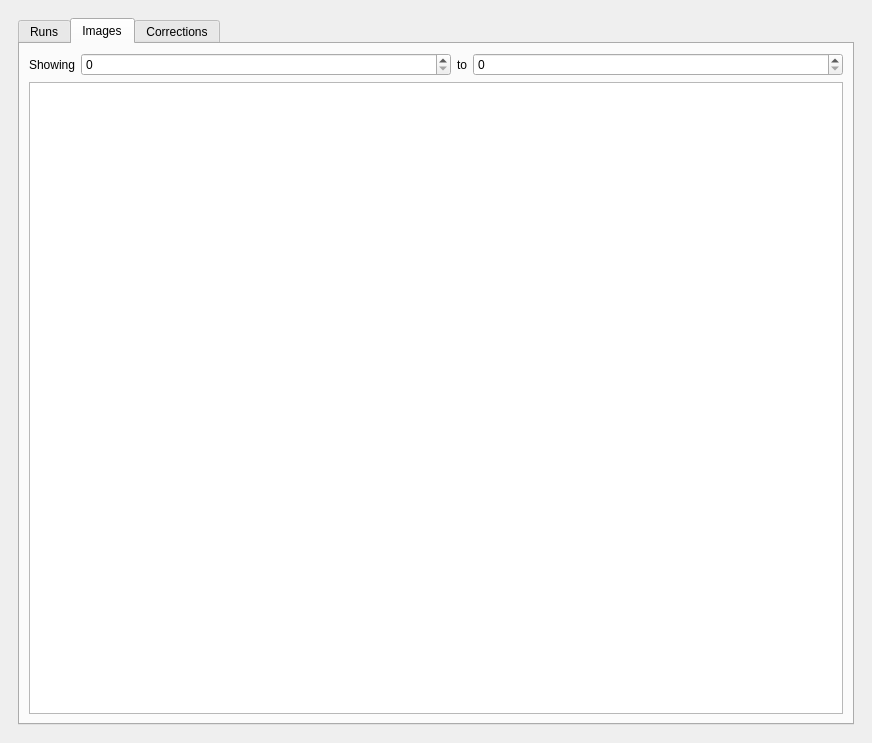
Qt form image_loader_dockwidget_base.ui (Drew973/PTS_image_loader) before a commit.
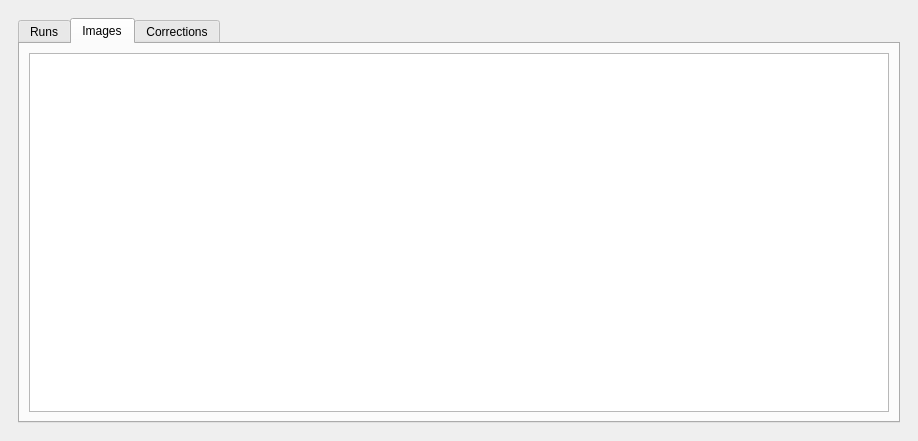
The same form after that commit. The open tabs and pages were chosen to show the change. Custom widgets are drawn as their Qt base class.

Commit message: removed min/max frame spinboxes. double click on runs table now scroll/selects in image and correction views. removed marked column. now uses selected rows.

```diff
--- a/image_loader_dockwidget_base.ui
+++ b/image_loader_dockwidget_base.ui
@@ -6,8 +6,8 @@
    <rect>
     <x>0</x>
     <y>0</y>
-    <width>872</width>
-    <height>743</height>
+    <width>918</width>
+    <height>441</height>
    </rect>
   </property>
   <property name="windowTitle">
@@ -48,50 +48,6 @@
            <string>Images</string>
           </attribute>
           <layout class="QVBoxLayout" name="verticalLayout_3">
-           <item>
-            <layout class="QHBoxLayout" name="horizontalLayout">
-             <item>
-              <widget class="QLabel" name="label_2">
-               <property name="sizePolicy">
-                <sizepolicy hsizetype="Maximum" vsizetype="Preferred">
-                 <horstretch>0</horstretch>
-                 <verstretch>0</verstretch>
-                </sizepolicy>
-               </property>
-               <property name="text">
-                <string>Showing</string>
-               </property>
-              </widget>
-             </item>
-             <item>
-              <widget class="QSpinBox" name="imageStart">
-               <property name="maximum">
-                <number>999999999</number>
-               </property>
-              </widget>
-             </item>
-             <item>
-              <widget class="QLabel" name="label">
-               <property name="sizePolicy">
-                <sizepolicy hsizetype="Maximum" vsizetype="Preferred">
-                 <horstretch>0</horstretch>
-                 <verstretch>0</verstretch>
-                </sizepolicy>
-               </property>
-               <property name="text">
-                <string>to</string>
-               </property>
-              </widget>
-             </item>
-             <item>
-              <widget class="QSpinBox" name="imageEnd">
-               <property name="maximum">
-                <number>999999999</number>
-               </property>
-              </widget>
-             </item>
-            </layout>
-           </item>
            <item>
             <widget class="imagesView" name="imagesView">
              <property name="selectionMode">
```
Left out of the diff: 48 changed lines with no effect on the pictures. The commit also changes 10 other files.
